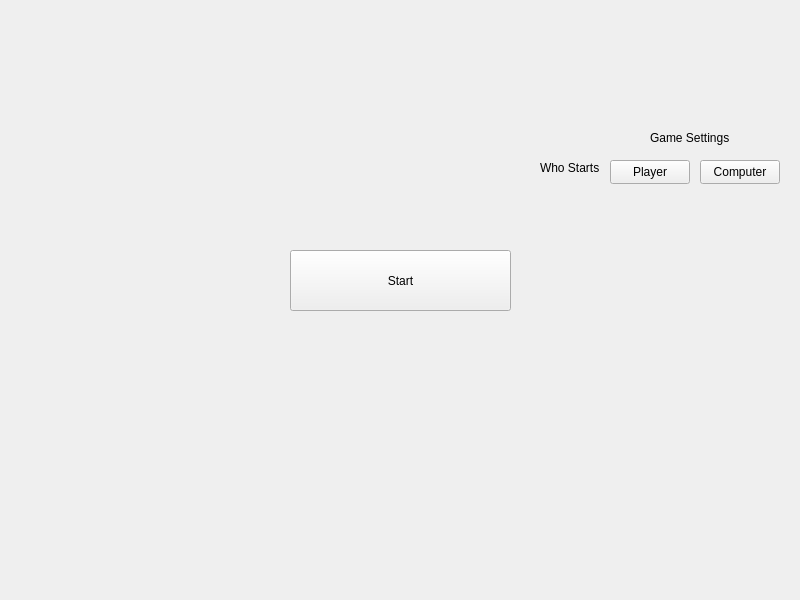
Before: the Qt Designer form gui/CrossnCircle/mainmenu.ui in ksaweryjo/ZMP-LABS, drawn with Qt 5.
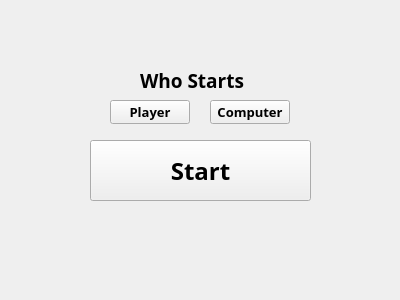
After: the same form once the commit is applied.

The edit to the form file:
```diff
--- a/gui/CrossnCircle/mainmenu.ui
+++ b/gui/CrossnCircle/mainmenu.ui
@@ -6,8 +6,8 @@
    <rect>
     <x>0</x>
     <y>0</y>
-    <width>800</width>
-    <height>600</height>
+    <width>400</width>
+    <height>300</height>
    </rect>
   </property>
   <property name="windowTitle">
@@ -17,12 +17,19 @@
    <widget class="QPushButton" name="StartB">
     <property name="geometry">
      <rect>
-      <x>290</x>
-      <y>250</y>
+      <x>90</x>
+      <y>140</y>
       <width>221</width>
       <height>61</height>
      </rect>
     </property>
+    <property name="font">
+     <font>
+      <family>FiraCode Nerd Font Mono</family>
+      <pointsize>18</pointsize>
+      <bold>true</bold>
+     </font>
+    </property>
     <property name="text">
      <string>Start</string>
     </property>
@@ -30,12 +37,19 @@
    <widget class="QPushButton" name="PlayerB">
     <property name="geometry">
      <rect>
-      <x>610</x>
-      <y>160</y>
+      <x>110</x>
+      <y>100</y>
       <width>80</width>
       <height>24</height>
      </rect>
     </property>
+    <property name="font">
+     <font>
+      <family>FiraCode Nerd Font Mono</family>
+      <pointsize>10</pointsize>
+      <bold>true</bold>
+     </font>
+    </property>
     <property name="text">
      <string>Player</string>
     </property>
@@ -43,24 +57,18 @@
    <widget class="QLabel" name="label">
     <property name="geometry">
      <rect>
-      <x>650</x>
-      <y>130</y>
-      <width>91</width>
-      <height>16</height>
+      <x>140</x>
+      <y>70</y>
+      <width>121</width>
+      <height>21</height>
      </rect>
     </property>
-    <property name="text">
-     <string>Game Settings</string>
-    </property>
-   </widget>
-   <widget class="QLabel" name="label_2">
-    <property name="geometry">
-     <rect>
-      <x>540</x>
-      <y>160</y>
-      <width>61</width>
-      <height>16</height>
-     </rect>
+    <property name="font">
+     <font>
+      <family>FiraCode Nerd Font Mono</family>
+      <pointsize>14</pointsize>
+      <bold>true</bold>
+     </font>
     </property>
     <property name="text">
      <string>Who Starts</string>
@@ -69,12 +77,19 @@
    <widget class="QPushButton" name="ComputerB">
     <property name="geometry">
      <rect>
-      <x>700</x>
-      <y>160</y>
+      <x>210</x>
+      <y>100</y>
       <width>80</width>
       <height>24</height>
      </rect>
     </property>
+    <property name="font">
+     <font>
+      <family>FiraCode Nerd Font Mono</family>
+      <pointsize>10</pointsize>
+      <bold>true</bold>
+     </font>
+    </property>
     <property name="text">
      <string>Computer</string>
     </property>
```
